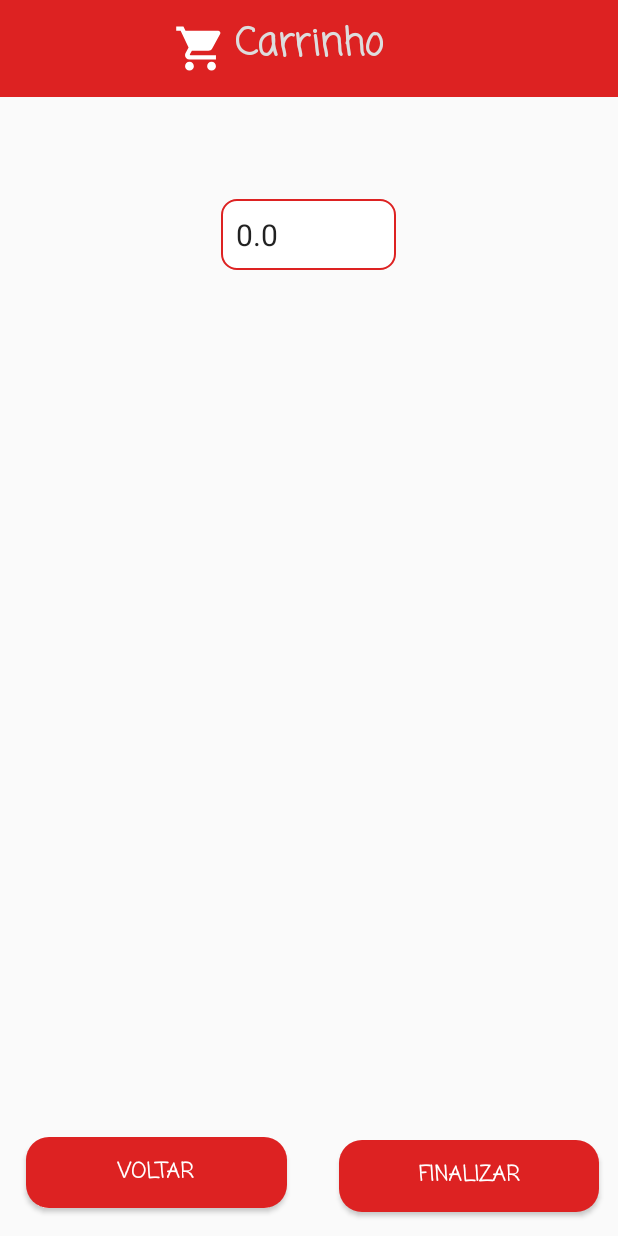
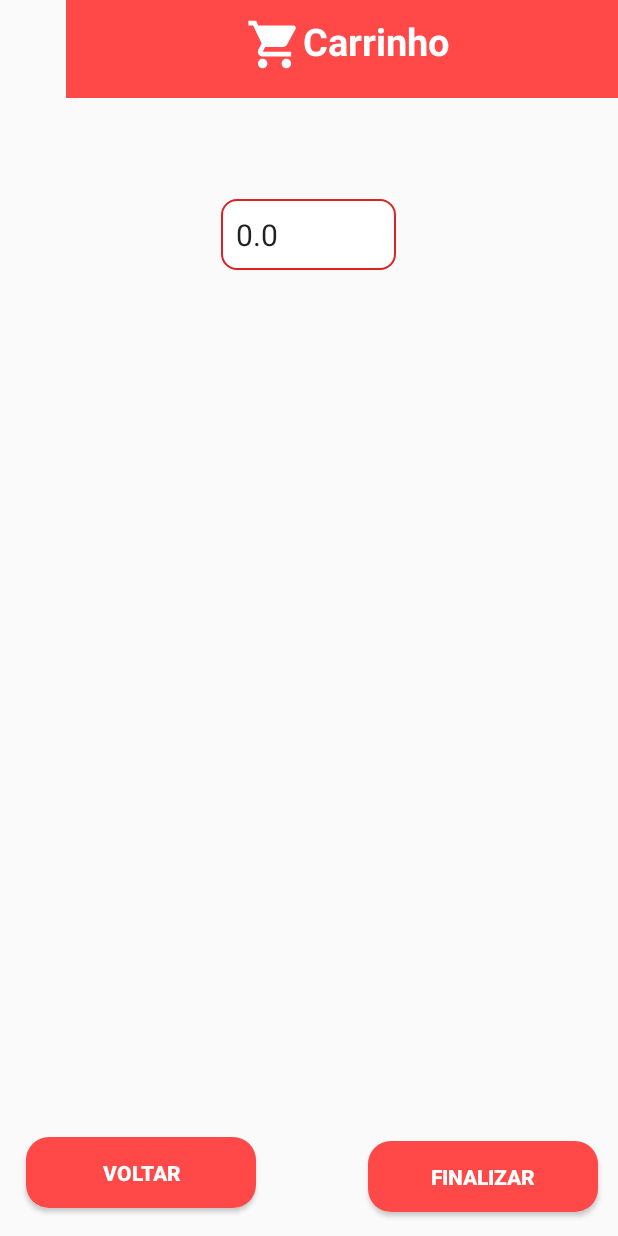
Before and after one commit to Lovato17/iFarma, an Android app: the Carrinho screen opened directly, with no data from a screen before it, on a phone screen of 412 x 824 dp. Run offline under Robolectric (Android 15) with nearby library versions, the phone set to English and light mode, and no system bars.

Commit message:
App Atualizado
App Atualizado

```diff
--- a/iFarma/app/src/main/java/com/example/ifarma/Carrinho.java
+++ b/iFarma/app/src/main/java/com/example/ifarma/Carrinho.java
@@ -45,6 +45,7 @@ public class Carrinho extends AppCompatActivity {
                 produtosSelecionados.clear();
                 precoTotal = 0;
                 Toast.makeText(Carrinho.this, "Compra Finalizada Com Sucesso!!", Toast.LENGTH_SHORT).show();
+
                startActivity(new Intent(Carrinho.this, inicial.class));
 
             }
--- a/iFarma/app/src/main/java/com/example/ifarma/MainActivity.java
+++ b/iFarma/app/src/main/java/com/example/ifarma/MainActivity.java
@@ -47,7 +47,7 @@ public class MainActivity extends AppCompatActivity {
             {
 
            if (edtemail.getText().toString().isEmpty() || edtsenha.getText().toString().isEmpty()) {
-                   Toast.makeText(MainActivity.this, "EXISTEM CAMPOS EM BRANCOS", Toast.LENGTH_SHORT).show();
+                   Toast.makeText(MainActivity.this, "Existem campos em Branco!!!", Toast.LENGTH_SHORT).show();
                }
                else {
                    //METODO PARA RECEBER AS INFORMAÇOES DO BANCO DE DADOS
--- a/iFarma/app/src/main/res/drawable-v24/custom_button.xml
+++ b/iFarma/app/src/main/res/drawable-v24/custom_button.xml
@@ -9,7 +9,7 @@
     </item>
     <item android:state_enabled="true">
         <shape android:shape="rectangle">
-            <solid android:color="#dd2222"/>
+            <solid android:color="#FF4848"/>
             <corners android:radius="15dp"/>
         </shape>
     </item>
--- a/iFarma/app/src/main/res/layout/activity_carrinho.xml
+++ b/iFarma/app/src/main/res/layout/activity_carrinho.xml
@@ -11,9 +11,9 @@
 
     <RelativeLayout
         android:id="@+id/div_topo_carrinho"
-        android:layout_width="match_parent"
-        android:layout_height="wrap_content"
-        android:background="#dd2222"
+        android:layout_width="368dp"
+        android:layout_height="65dp"
+        android:background="#FF4848"
         android:padding="10dp"
         app:layout_constraintBottom_toBottomOf="parent"
         app:layout_constraintEnd_toEndOf="parent"
@@ -22,28 +22,37 @@
         app:layout_constraintTop_toTopOf="parent"
         app:layout_constraintVertical_bias="0.0">
 
+        <TextView
+            android:id="@+id/lblTituloCarrinho"
+            android:layout_width="116dp"
+            android:layout_height="50dp"
+            android:layout_alignParentStart="true"
+            android:layout_alignParentLeft="true"
+            android:layout_alignParentEnd="true"
+            android:layout_alignParentRight="true"
+            android:layout_marginStart="148dp"
+            android:layout_marginLeft="148dp"
+            android:layout_marginEnd="94dp"
+            android:layout_marginRight="94dp"
+            android:layout_marginBottom="5dp"
+            android:text="Carrinho"
+            android:textColor="#fff"
+            android:textSize="25sp"
+            android:textStyle="bold" />
+
         <ImageView
-            android:layout_width="35dp"
-            android:layout_height="35dp"
-            android:layout_centerVertical="true"
-            android:layout_toLeftOf="@+id/lblTituloCarrinho"
+            android:layout_width="48dp"
+            android:layout_height="39dp"
+            android:layout_alignParentStart="true"
+            android:layout_alignParentLeft="true"
+            android:layout_alignParentEnd="true"
+            android:layout_alignParentRight="true"
+            android:layout_marginStart="110dp"
+            android:layout_marginLeft="110dp"
+            android:layout_marginEnd="200dp"
+            android:layout_marginRight="200dp"
             android:src="@drawable/ic_shopping_cart" />
 
-        <TextView
-            android:id="@+id/lblTituloCarrinho"
-            android:layout_width="wrap_content"
-            android:layout_height="wrap_content"
-            android:layout_centerHorizontal="true"
-            android:layout_marginStart="5dp"
-            android:layout_marginLeft="5dp"
-            android:layout_marginEnd="5dp"
-            android:layout_marginRight="5dp"
-            android:layout_marginBottom="5dp"
-            android:fontFamily="casual"
-            android:text="Carrinho"
-            android:textColor="#ddd"
-            android:textSize="25sp"
-            android:textStyle="bold" />
     </RelativeLayout>
 
     <EditText
@@ -66,8 +75,8 @@
 
     <TextView
         android:id="@+id/txtProdutos"
-        android:layout_width="401dp"
-        android:layout_height="295dp"
+        android:layout_width="360dp"
+        android:layout_height="302dp"
         android:layout_below="@+id/edttotal"
         android:layout_centerHorizontal="true"
         android:text="produtos"
@@ -81,32 +90,30 @@
 
     <Button
         android:id="@+id/btn_voltar_produtos"
-        android:layout_width="174dp"
+        android:layout_width="153dp"
         android:layout_height="47dp"
         android:layout_alignParentLeft="true"
         android:layout_alignParentBottom="true"
         android:layout_centerHorizontal="true"
         android:background="@drawable/custom_button"
-        android:fontFamily="casual"
         android:text="Voltar"
         android:textColor="@color/white"
         android:textStyle="bold"
         app:layout_constraintBottom_toBottomOf="parent"
         app:layout_constraintEnd_toEndOf="parent"
-        app:layout_constraintHorizontal_bias="0.072"
+        app:layout_constraintHorizontal_bias="0.067"
         app:layout_constraintStart_toStartOf="parent"
         app:layout_constraintTop_toTopOf="parent"
         app:layout_constraintVertical_bias="0.976" />
 
     <Button
         android:id="@+id/btn_finalizar"
-        android:layout_width="173dp"
-        android:layout_height="48dp"
+        android:layout_width="153dp"
+        android:layout_height="47dp"
         android:layout_alignParentRight="true"
         android:layout_alignParentBottom="true"
         android:layout_margin="10dp"
         android:background="@drawable/custom_button"
-        android:fontFamily="casual"
         android:text="Finalizar"
         android:textColor="@color/white"
         android:textStyle="bold"
```
Also changed, not shown: iFarma/app/src/main/java/com/example/ifarma/inicial.java (+33 -11 lines), iFarma/app/src/main/res/layout/activity_cadastro.xml (+25 -22 lines), iFarma/app/src/main/res/layout/activity_inicial.xml (+55 -35 lines), iFarma/app/src/main/res/layout/activity_main.xml (+42 -33 lines), iFarma/app/src/main/res/layout/activity_produtos.xml (+102 -39 lines), iFarma/app/src/main/res/drawable-v24/bra.png (added), iFarma/app/src/main/res/drawable-v24/drogasil.png (added), iFarma/app/src/main/res/drawable-v24/rec.png (added), iFarma/app/src/main/res/drawable/drogasil.png (deleted).
